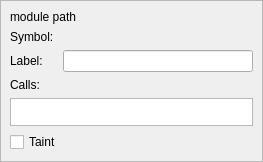
Above: rgat/labelMouseoverWidget.ui from ncatlin/rgat before the change. Below: the same form after it.
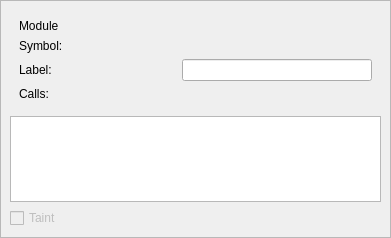
That is the form after the change. Custom widgets are drawn as their Qt base class.

Commit message: make call args tooltip readable while i figure out why there is so much padding

Patch:
```diff
--- a/rgat/labelMouseoverWidget.ui
+++ b/rgat/labelMouseoverWidget.ui
@@ -12,8 +12,8 @@
    <rect>
     <x>0</x>
     <y>0</y>
-    <width>263</width>
-    <height>162</height>
+    <width>391</width>
+    <height>238</height>
    </rect>
   </property>
   <property name="minimumSize">
@@ -59,21 +59,68 @@
       <enum>QFrame::Raised</enum>
      </property>
      <layout class="QGridLayout" name="gridLayout">
-      <item row="0" column="0">
+      <item row="5" column="0">
+       <widget class="QListWidget" name="callsText">
+        <property name="minimumSize">
+         <size>
+          <width>200</width>
+          <height>30</height>
+         </size>
+        </property>
+        <property name="maximumSize">
+         <size>
+          <width>16777215</width>
+          <height>999999</height>
+         </size>
+        </property>
+        <property name="sizeAdjustPolicy">
+         <enum>QAbstractScrollArea::AdjustToContents</enum>
+        </property>
+        <property name="resizeMode">
+         <enum>QListView::Fixed</enum>
+        </property>
+        <property name="uniformItemSizes">
+         <bool>true</bool>
+        </property>
+        <property name="batchSize">
+         <number>100</number>
+        </property>
+       </widget>
+      </item>
+      <item row="6" column="0">
+       <widget class="QCheckBox" name="checkBox">
+        <property name="enabled">
+         <bool>false</bool>
+        </property>
+        <property name="text">
+         <string>Taint</string>
+        </property>
+       </widget>
+      </item>
+      <item row="4" column="0">
+       <widget class="QFrame" name="verticalFrame">
+        <property name="maximumSize">
+         <size>
+          <width>16777215</width>
+          <height>100</height>
+         </size>
+        </property>
+        <layout class="QVBoxLayout" name="verticalLayout_2">
+         <item>
        <widget class="QLabel" name="moduleLabel">
         <property name="text">
-         <string>module path</string>
+            <string>Module</string>
         </property>
        </widget>
       </item>
-      <item row="1" column="0">
+         <item>
        <widget class="QLabel" name="symbolText">
         <property name="text">
          <string>Symbol:</string>
         </property>
        </widget>
       </item>
-      <item row="2" column="0">
+         <item>
        <layout class="QHBoxLayout" name="horizontalLayout">
         <item>
          <widget class="QLabel" name="nodeLabel">
@@ -100,40 +147,14 @@
         </item>
        </layout>
       </item>
-      <item row="3" column="0">
+         <item>
        <widget class="QLabel" name="callCount">
         <property name="text">
          <string>Calls:</string>
         </property>
        </widget>
       </item>
-      <item row="4" column="0">
-       <widget class="QListWidget" name="callsText">
-        <property name="minimumSize">
-         <size>
-          <width>0</width>
-          <height>25</height>
-         </size>
-        </property>
-        <property name="maximumSize">
-         <size>
-          <width>16777215</width>
-          <height>100</height>
-         </size>
-        </property>
-        <property name="sizeAdjustPolicy">
-         <enum>QAbstractScrollArea::AdjustToContents</enum>
-        </property>
-        <property name="resizeMode">
-         <enum>QListView::Adjust</enum>
-        </property>
-       </widget>
-      </item>
-      <item row="5" column="0">
-       <widget class="QCheckBox" name="checkBox">
-        <property name="text">
-         <string>Taint</string>
-        </property>
+        </layout>
        </widget>
       </item>
      </layout>
```
Left out of the diff: 19 changed lines with no effect on the pictures. Lines whose indentation alone changed are shown as unchanged. The commit also changes 1 other file.
